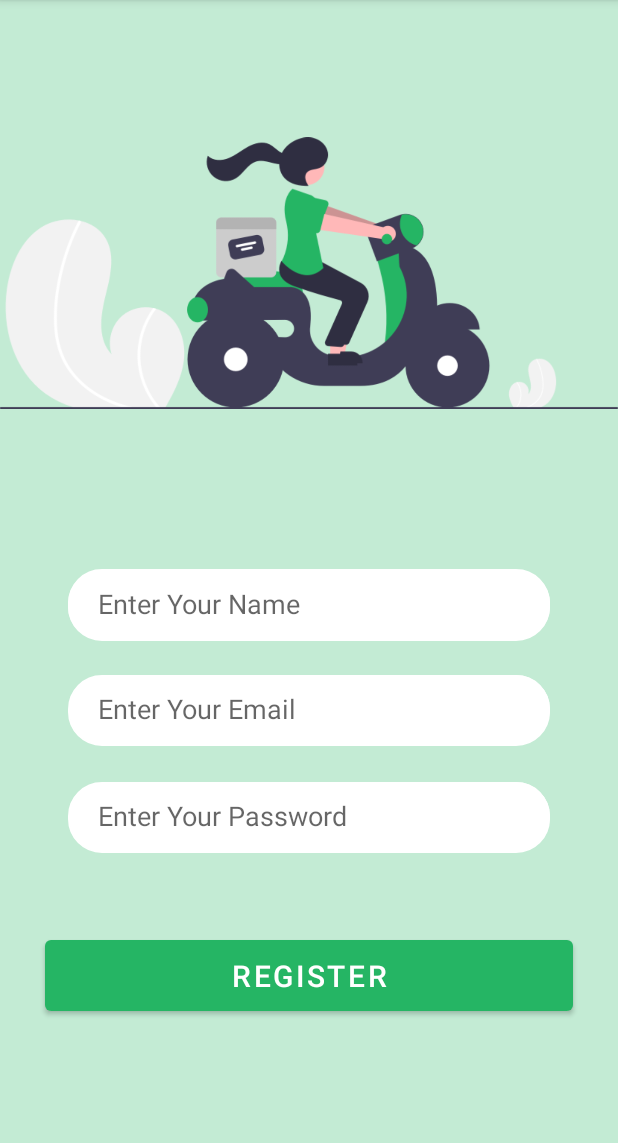
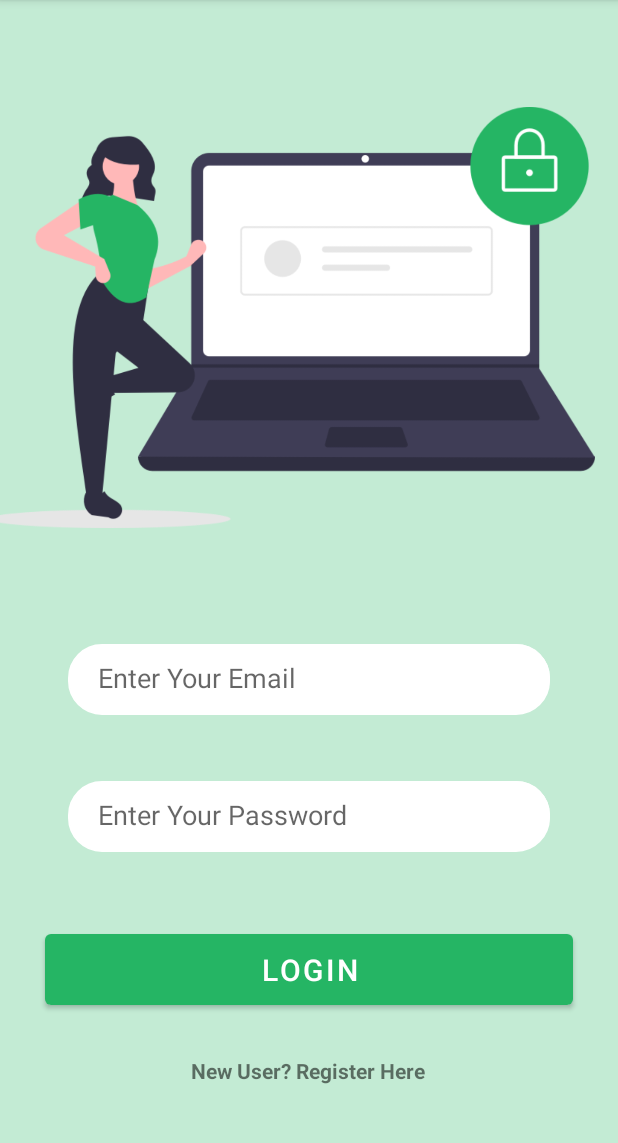
Before and after one commit to Shan-Joel/GreenGo-MAD-Project, an Android app: the screen it shows after launch (SignUp_Form before the commit, Login_Form after it), on a phone screen of 412 x 824 dp, the part 84-1227 px from its top. Run offline under Robolectric (Android 15) with nearby library versions, the phone set to English and light mode, and no system bars; our stand-ins replace Firebase (no records; nobody signed in at launch, a user with empty details on screens opened directly); 1 statement that could not run was skipped.

Commit message:
created login and register functionality

```diff
--- a/app/src/main/java/com/example/greengomadproject/Login_Form.java
+++ b/app/src/main/java/com/example/greengomadproject/Login_Form.java
@@ -2,13 +2,61 @@ package com.example.greengomadproject;
 
 import androidx.appcompat.app.AppCompatActivity;
 
+import android.annotation.SuppressLint;
+import android.content.Intent;
 import android.os.Bundle;
+import android.view.View;
+import android.widget.Button;
+import android.widget.TextView;
+
+import com.google.android.material.textfield.TextInputEditText;
+import com.google.firebase.auth.FirebaseAuth;
+import com.google.firebase.auth.FirebaseUser;
 
 public class Login_Form extends AppCompatActivity {
 
+    private TextInputEditText userNameEdt, pwdEdt;
+    private Button loginBtn;
+    private TextView newUserLink;
+    private FirebaseAuth mAuth;
+
+    @SuppressLint("WrongViewCast")
     @Override
     protected void onCreate(Bundle savedInstanceState) {
         super.onCreate(savedInstanceState);
         setContentView(R.layout.activity_login_form);
+
+        userNameEdt = findViewById(R.id.editTextTextPersonName);
+        pwdEdt = findViewById(R.id.editTextTextPersonPassword);
+        loginBtn = findViewById(R.id.loginBtn);
+        newUserLink = findViewById(R.id.newUserLink);
+
+        mAuth = FirebaseAuth.getInstance();
+
+        newUserLink.setOnClickListener(new View.OnClickListener() {
+            @Override
+            public void onClick(View view) {
+                Intent i = new Intent(Login_Form.this, SignUp_Form.class);
+                startActivity(i);
+            }
+        });
+
+        loginBtn.setOnClickListener(new View.OnClickListener() {
+            @Override
+            public void onClick(View view) {
+                String userName = userNameEdt.getText().toString();
+                String pwd = pwdEdt.getText().toString();
+            }
+        });
+    }
+
+    @Override
+    protected void onStart() {
+        super.onStart();
+        FirebaseUser user = mAuth.getCurrentUser();
+        if(user != null) {
+            Intent i = new Intent(Login_Form.this, SignUp_Form.class);
+            startActivity(i);
+        }
     }
 }
--- a/app/src/main/res/layout/activity_login_form.xml
+++ b/app/src/main/res/layout/activity_login_form.xml
@@ -2,7 +2,6 @@
 <androidx.constraintlayout.widget.ConstraintLayout xmlns:android="http://schemas.android.com/apk/res/android"
     xmlns:app="http://schemas.android.com/apk/res-auto"
     xmlns:tools="http://schemas.android.com/tools"
-    android:id="@+id/ConstraintLayout"
     android:layout_width="match_parent"
     android:layout_height="match_parent"
     android:background="#421AB15B"
@@ -41,16 +40,16 @@
             android:id="@+id/editTextTextPersonName"
             android:layout_width="match_parent"
             android:layout_height="45dp"
+            android:layout_marginLeft="20dp"
             android:background="@drawable/editext_white"
             android:ems="10"
-            android:layout_marginLeft="20dp"
             android:hint="Enter Your Email"
             android:inputType="textPersonName"
             tools:ignore="TouchTargetSizeCheck" />
     </LinearLayout>
 
     <Button
-        android:id="@+id/registerbtn"
+        android:id="@+id/loginBtn"
         android:layout_width="match_parent"
         android:layout_height="wrap_content"
         android:layout_marginLeft="30dp"
@@ -92,5 +91,19 @@
             tools:ignore="TouchTargetSizeCheck" />
     </LinearLayout>
 
+    <TextView
+        android:id="@+id/newUserLink"
+        android:layout_width="wrap_content"
+        android:layout_height="wrap_content"
+        android:layout_marginBottom="36dp"
+        android:text="@string/newUserLink"
+        android:textStyle="bold"
+        app:layout_constraintBottom_toBottomOf="parent"
+        app:layout_constraintEnd_toEndOf="parent"
+        app:layout_constraintHorizontal_bias="0.498"
+        app:layout_constraintStart_toStartOf="parent"
+        app:layout_constraintTop_toBottomOf="@+id/loginBtn"
+        app:layout_constraintVertical_bias="0.758" />
+
 
 </androidx.constraintlayout.widget.ConstraintLayout>
--- a/app/src/main/res/values/strings.xml
+++ b/app/src/main/res/values/strings.xml
@@ -10,4 +10,6 @@
     <string name="registerBtn">Register</string>
     <string name="loginBtn">Login</string>
     <string name="registerbtn">Register</string>
+    <string name="alreadyHaveAccount">Already a User? Login Here</string>
+    <string name="newUserLink">New User? Register Here</string>
 </resources>
```
Also changed, not shown: app/src/main/AndroidManifest.xml (+6 -3 lines), app/src/main/java/com/example/greengomadproject/SignUp_Form.java (+63 -0 lines), app/src/main/res/layout/activity_sign_up_form.xml (+14 -1 lines).
